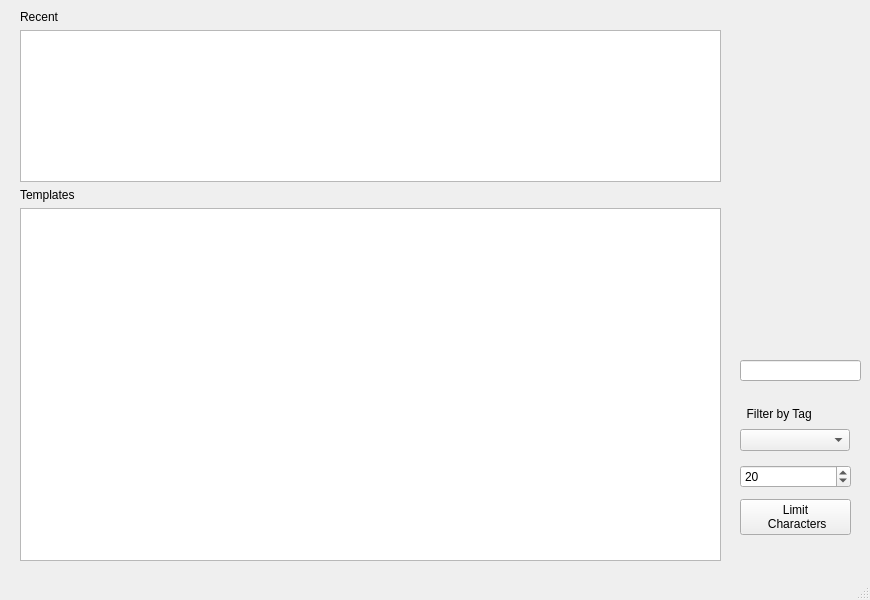
brennanafrank/EasyDraft, file mainwindow.ui: the form before one commit.
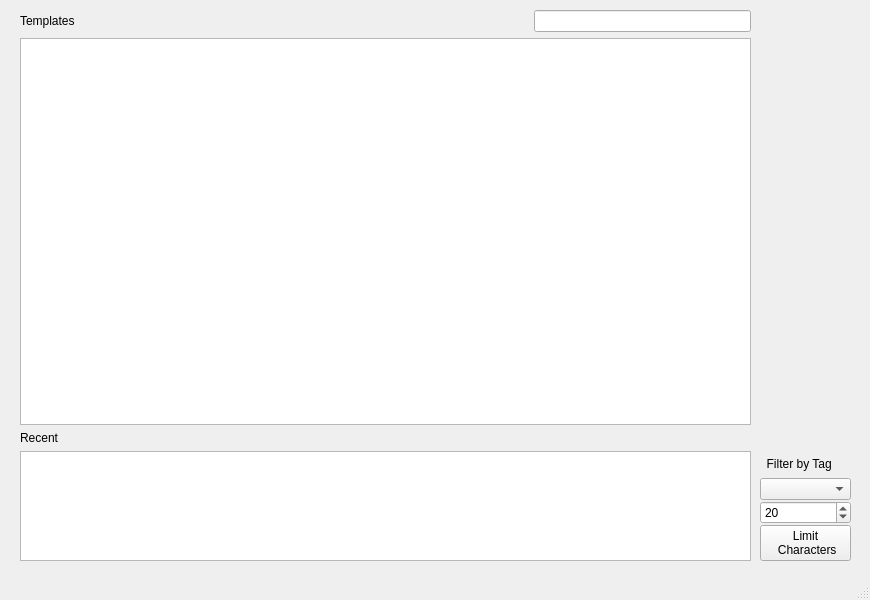
The form after the commit. Icons and pictures are not drawn.

Patch:
```diff
--- a/mainwindow.ui
+++ b/mainwindow.ui
@@ -32,27 +32,24 @@
        <rect>
         <x>20</x>
         <y>10</y>
-        <width>701</width>
+        <width>731</width>
         <height>551</height>
        </rect>
       </property>
-      <layout class="QVBoxLayout" name="verticalLayout" stretch="0,3,0,7">
+      <layout class="QVBoxLayout" name="verticalLayout" stretch="0,7,0,2">
        <item>
-        <widget class="QLabel" name="recentText">
-         <property name="text">
-          <string>Recent</string>
-         </property>
-        </widget>
-       </item>
-       <item>
-        <widget class="QListWidget" name="recentFilesList"/>
-       </item>
-       <item>
-        <widget class="QLabel" name="fileText">
-         <property name="text">
-          <string>Templates</string>
-         </property>
-        </widget>
+        <layout class="QHBoxLayout" name="horizontalLayout_3" stretch="7,3">
+         <item>
+          <widget class="QLabel" name="fileText">
+           <property name="text">
+            <string>Templates</string>
+           </property>
+          </widget>
+         </item>
+         <item>
+          <widget class="QLineEdit" name="searchLineEdit"/>
+         </item>
+        </layout>
        </item>
        <item>
         <widget class="QTreeView" name="pathViewer">
@@ -64,45 +61,28 @@
          </property>
         </widget>
        </item>
-      </layout>
-     </widget>
-     <widget class="QWidget" name="verticalLayoutWidget_2">
-      <property name="geometry">
-       <rect>
-        <x>740</x>
-        <y>460</y>
-        <width>111</width>
-        <height>80</height>
-       </rect>
-      </property>
-      <layout class="QVBoxLayout" name="verticalLayout_2">
        <item>
-        <widget class="QSpinBox" name="charMaxLimitSpinBox">
-         <property name="value">
-          <number>20</number>
-         </property>
-        </widget>
-       </item>
-       <item>
-        <widget class="QPushButton" name="charMaxLimitButton">
+        <widget class="QLabel" name="recentText">
          <property name="text">
-          <string>Limit 
- Characters</string>
+          <string>Recent</string>
          </property>
         </widget>
        </item>
+       <item>
+        <widget class="QListWidget" name="recentFilesList"/>
+       </item>
       </layout>
      </widget>
      <widget class="QWidget" name="verticalLayoutWidget_3">
       <property name="geometry">
        <rect>
-        <x>740</x>
-        <y>390</y>
-        <width>110</width>
-        <height>61</height>
+        <x>760</x>
+        <y>440</y>
+        <width>91</width>
+        <height>121</height>
        </rect>
       </property>
-      <layout class="QVBoxLayout" name="verticalLayout_3">
+      <layout class="QVBoxLayout" name="verticalLayout_3" stretch="0,0,0,0">
        <property name="spacing">
         <number>1</number>
        </property>
@@ -125,18 +105,23 @@
        <item>
         <widget class="QComboBox" name="tagComboBox"/>
        </item>
+       <item>
+        <widget class="QSpinBox" name="charMaxLimitSpinBox">
+         <property name="value">
+          <number>20</number>
+         </property>
+        </widget>
+       </item>
+       <item>
+        <widget class="QPushButton" name="charMaxLimitButton">
+         <property name="text">
+          <string>Limit 
+ Characters</string>
+         </property>
+        </widget>
+       </item>
       </layout>
      </widget>
-     <widget class="QLineEdit" name="searchLineEdit">
-      <property name="geometry">
-       <rect>
-        <x>740</x>
-        <y>360</y>
-        <width>121</width>
-        <height>21</height>
-       </rect>
-      </property>
-     </widget>
     </widget>
     <widget class="QWidget" name="page_3">
      <widget class="QLabel" name="label">
```
